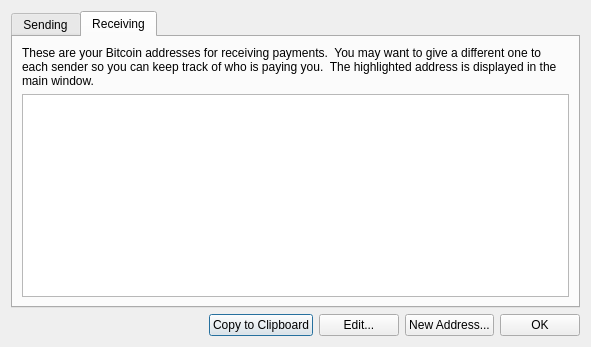
Before: the Qt Designer form addressbookdialog.ui in raffermeko/bitcoin, drawn with Qt 5.
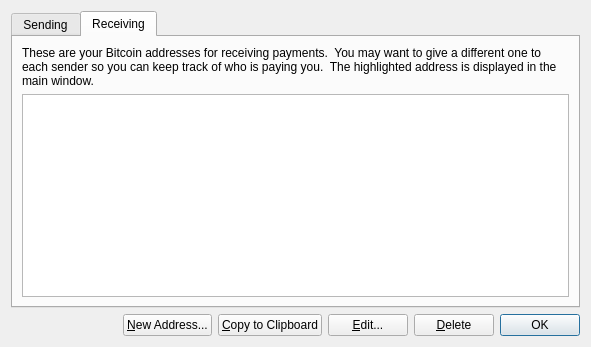
After: the same form once the commit is applied.

The edit to the form file:
```diff
--- a/addressbookdialog.ui
+++ b/addressbookdialog.ui
@@ -83,31 +83,44 @@
        </property>
       </spacer>
      </item>
+     <item>
+      <widget class="QPushButton" name="newAddressButton">
+       <property name="text">
+        <string>&amp;New Address...</string>
+       </property>
+      </widget>
+     </item>
      <item>
       <widget class="QPushButton" name="copyToClipboard">
        <property name="text">
-        <string>Copy to Clipboard</string>
+        <string>&amp;Copy to Clipboard</string>
        </property>
       </widget>
      </item>
      <item>
       <widget class="QPushButton" name="editButton">
        <property name="text">
-        <string>Edit...</string>
+        <string>&amp;Edit...</string>
        </property>
       </widget>
      </item>
      <item>
-      <widget class="QPushButton" name="newAddressButton">
+      <widget class="QPushButton" name="deleteButton">
        <property name="text">
-        <string>New Address...</string>
+        <string>&amp;Delete</string>
        </property>
       </widget>
      </item>
      <item>
-      <widget class="QPushButton" name="OKButton">
-       <property name="text">
-        <string>OK</string>
+      <widget class="QDialogButtonBox" name="buttonBox">
+       <property name="sizePolicy">
+        <sizepolicy hsizetype="Maximum" vsizetype="Fixed">
+         <horstretch>0</horstretch>
+         <verstretch>0</verstretch>
+        </sizepolicy>
+       </property>
+       <property name="standardButtons">
+        <set>QDialogButtonBox::Ok</set>
        </property>
       </widget>
      </item>
```
Left out of the diff: 6 changed lines with no effect on the pictures.
